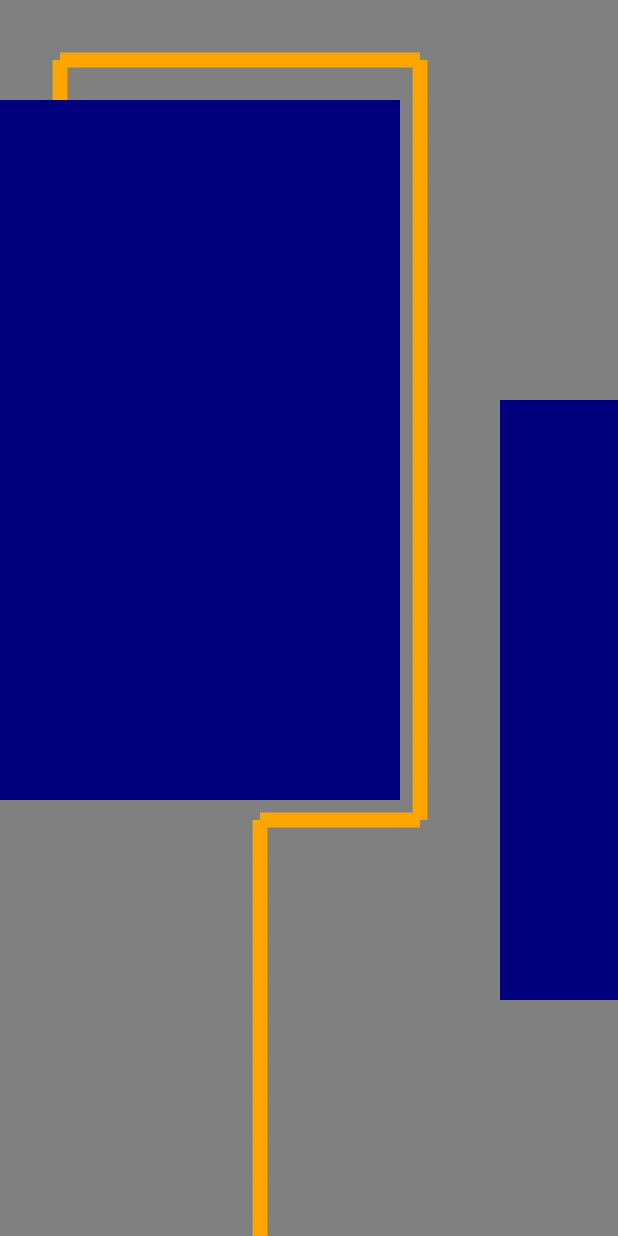
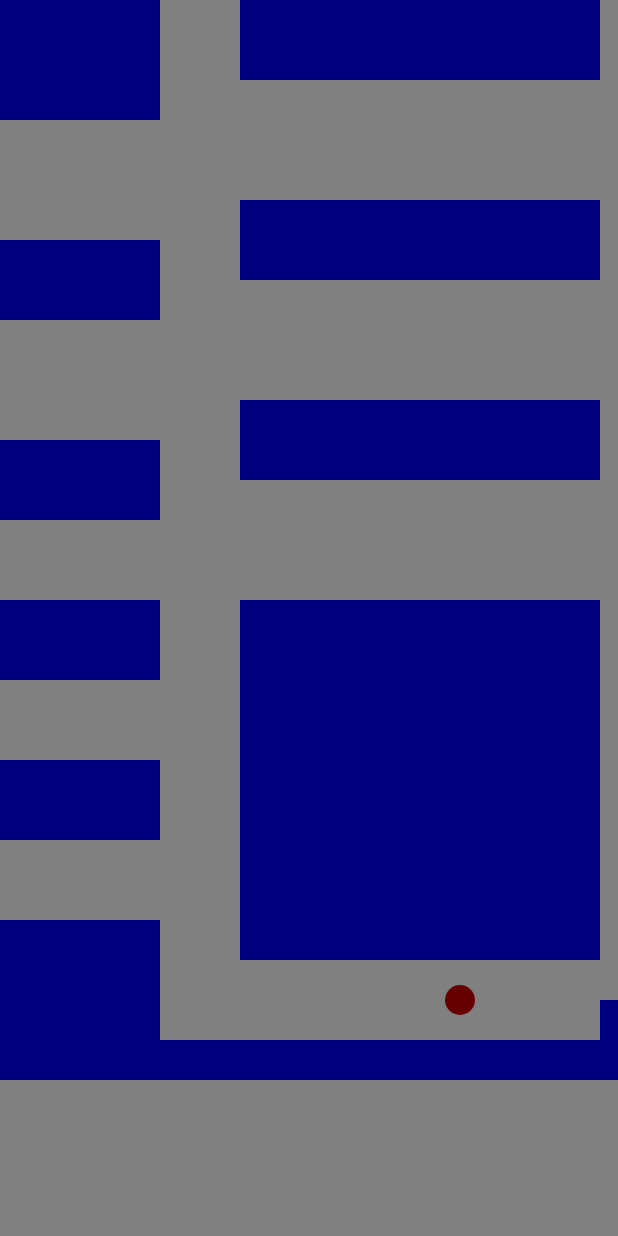
Before and after one commit to ForeverANoob/FieldMap, an Android app: the screen it shows after launch (MainActivity), on a phone screen of 412 x 824 dp. Run offline under Robolectric (Android 15) with nearby library versions, the phone set to English and light mode, and no system bars.

Commit message:
The ALIENS room is mapped out and hardcoded in, also now isolated, large parts of the graph is allowed.

```diff
--- a/app/src/main/java/com/example/andresbarreiros/fieldmap/CustomView.java
+++ b/app/src/main/java/com/example/andresbarreiros/fieldmap/CustomView.java
@@ -65,7 +65,7 @@ public class CustomView extends View {
             Node n = stack.pop();
             while ( !stack.empty() ){
                 Node m = stack.pop();
-                canvas.drawLine(n.getX()*Values.TILESIZE+20, n.getY()*Values.TILESIZE+20, m.getX()*Values.TILESIZE+20, m.getY()*Values.TILESIZE+20, path);
+                canvas.drawLine(n.getX()*Values.TILESIZE+20, n.getY()*Values.TILESIZE+0, m.getX()*Values.TILESIZE+20, m.getY()*Values.TILESIZE+0, path);
                 n = m;
             }
         }else{ /* should notify that that point does not exist */ }
@@ -78,6 +78,8 @@ public class CustomView extends View {
         int Y = (int) event.getY();
         graph.setEndPoint(X/Values.TILESIZE + " " + Y/Values.TILESIZE);
         super.draw(new Canvas());
+        //this.setScaleX(2f);
+        //this.setScaleY(2f);
         invalidate();
         return true;
     }
--- a/app/src/main/java/com/example/andresbarreiros/fieldmap/FindUser.java
+++ b/app/src/main/java/com/example/andresbarreiros/fieldmap/FindUser.java
@@ -12,7 +12,7 @@ public class FindUser {
 
     public FindUser(){
         loc[0] = 450;
-        loc[1] = 1700;
+        loc[1] = 1000;
     }
 
     public int[] getLoc(){
--- a/app/src/main/java/com/example/andresbarreiros/fieldmap/Graph.java
+++ b/app/src/main/java/com/example/andresbarreiros/fieldmap/Graph.java
@@ -44,7 +44,6 @@ public class Graph {
                     }
             }
         }
-
         //for (int i = 0; i < graph.size(); i++){
           //  System.err.println(graph.get(i).toString());
         //}
@@ -85,7 +84,7 @@ public class Graph {
         //path.add(root);
         //System.out.println(root.toString() + " " + end.toString());
 
-        while (doneNode.size() < (graph.size()-walls-10) ) { // also exits when nextlevel.size() == 0
+        while (level.size() > 0 ) { // also exits when nextlevel.size() == 0
 
             for (int i = 0; i < level.size(); i++) { // iterate throught the level
 
--- a/app/src/main/java/com/example/andresbarreiros/fieldmap/MainActivity.java
+++ b/app/src/main/java/com/example/andresbarreiros/fieldmap/MainActivity.java
@@ -9,12 +9,14 @@ import android.os.Bundle;
 import android.view.Display;
 import android.view.MotionEvent;
 import android.view.View;
+import android.widget.SeekBar;
 
 import java.util.ArrayList;
 import java.util.Stack;
 
 public class MainActivity extends Activity implements View.OnTouchListener {
 
+    private static SeekBar seekbar;
     AnimationDrawable anime;
     private  SaveFile save;;
     private boolean isTouch = false;
@@ -34,7 +36,7 @@ public class MainActivity extends Activity implements View.OnTouchListener {
         Values.SCREEN_HEIGHT = size.y;
 
         save = new SaveFile(this,"testFieldMap.txt");
-        rect = save.getTestData();
+        rect = save.getTestRoom();
 
         user = new FindUser();
         Map map = new Map(51, 96);
@@ -48,6 +50,31 @@ public class MainActivity extends Activity implements View.OnTouchListener {
 
         setContentView(new CustomView(this, rect, path, user, graph));
 
+    }
+
+    public void seekBar(){
+        seekbar = (SeekBar)findViewById(R.id.seekBar);
+        seekbar.setOnSeekBarChangeListener(
+                new SeekBar.OnSeekBarChangeListener() {
+
+                    int progress_value;
+                    @Override
+                    public void onProgressChanged(SeekBar seekBar, int i, boolean b) {
+                        progress_value = i;
+
+                    }
+
+                    @Override
+                    public void onStartTrackingTouch(SeekBar seekBar) {
+
+                    }
+
+                    @Override
+                    public void onStopTrackingTouch(SeekBar seekBar) {
+
+                    }
+                });
+        // System.out.println(seekbar.get);
     }
 
     // these two don't do anything
--- a/app/src/main/java/com/example/andresbarreiros/fieldmap/Map.java
+++ b/app/src/main/java/com/example/andresbarreiros/fieldmap/Map.java
@@ -19,7 +19,7 @@ public class Map {
     public Map(int w, int h){
         HEIGHT = h;
         WIDTH = w;
-        map = new int[WIDTH][HEIGHT];
+        map = new int[WIDTH][HEIGHT]; // hard coded to [52][96]
 
     }
 
@@ -31,15 +31,17 @@ public class Map {
     }
 
     public void makeMap(ArrayList<Rect> lst){
+        //System.err.println(lst.size() + " 22222222222222222222222222222222222222222222");
         for (int a = 0; a < lst.size(); a++){
             for (int i = lst.get(a).left; i < lst.get(a).right; i+=Values.TILESIZE){
                 for (int j = lst.get(a).top; j < lst.get(a).bottom; j+=Values.TILESIZE){
                     if (i/Values.TILESIZE >= 51 || i/Values.TILESIZE >= 95){
                         continue;
                     }
+                    //if(a > 13) { System.err.println("stuff now"); }
                     map[(i/Values.TILESIZE)][(j/Values.TILESIZE)] = 1;
                 }
-                System.err.println();
+                //System.err.println();
             }
         }
         //toString();
--- a/app/src/main/java/com/example/andresbarreiros/fieldmap/SaveFile.java
+++ b/app/src/main/java/com/example/andresbarreiros/fieldmap/SaveFile.java
@@ -82,4 +82,27 @@ public class SaveFile {
 
         return data;
     }
+
+    public ArrayList<Rect> getTestRoom(){
+        ArrayList<Rect> data = new ArrayList<Rect>();
+        data.add(new Rect(0,0,160,120));
+        data.add(new Rect(240,0,600,80));
+        data.add(new Rect(0,240,160,320));
+        data.add(new Rect(240,200,600,280));
+        data.add(new Rect(640,80,720,560));
+        data.add(new Rect(0,440,160,520));
+        data.add(new Rect(240,400,600,480));
+        data.add(new Rect(0,600,160,680));
+        data.add(new Rect(240,600,600,960));
+        data.add(new Rect(640,600,680,920));
+        data.add(new Rect(0,760,160,840));
+        data.add(new Rect(0,920,160,1080));
+        data.add(new Rect(640,960,720,1000));
+        data.add(new Rect(600,1000,720,1080));
+
+        data.add(new Rect(0,1040,720,1080));
+        data.add(new Rect(720,40,760,1080));
+
+        return data;
+    }
 }
--- a/app/src/main/java/com/example/andresbarreiros/fieldmap/Values.java
+++ b/app/src/main/java/com/example/andresbarreiros/fieldmap/Values.java
@@ -8,7 +8,7 @@ public class Values {
 
     public static int SCREEN_WIDTH = 1080;
     public static int SCREEN_HEIGHT = 1920;
-    public static int LIMIT_X = 1080;   // somewhat dynamic, depends on room size
+    public static int LIMIT_X = 1080;   // somewhat dynamic, depends on floor size
     public static int LIMIT_Y = 1920;   // same as above
     public static final int TILESIZE = 40;
 
```
Also changed, not shown: app/src/main/res/layout/activity_main.xml (+15 -0 lines).
